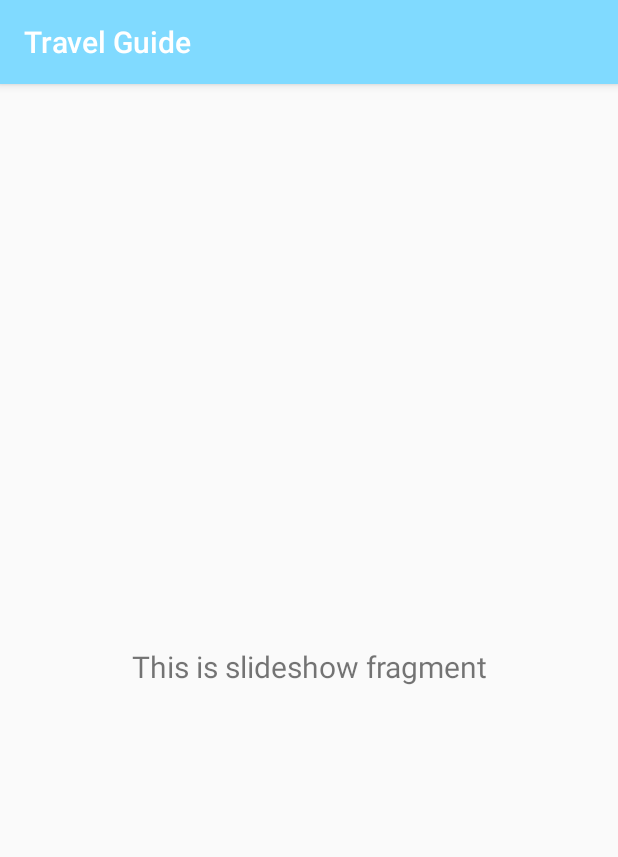
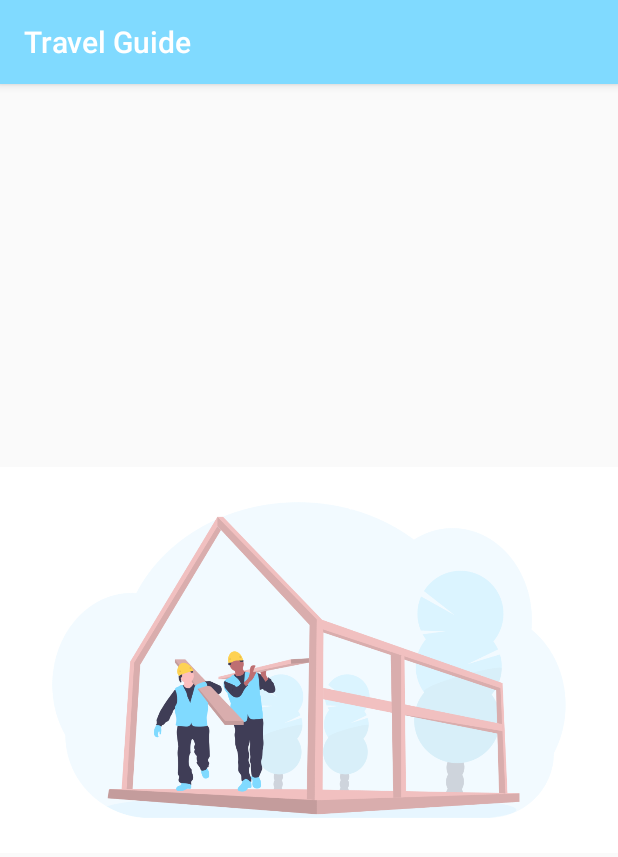
Before and after one commit to AdrianMargineanu/TravelGuide, an Android app: the fragment ContactFragment shown on its own in the app's theme, on a phone screen of 412 x 824 dp. Shown: the top 857 px of the screen. Run offline under Robolectric (Android 15) with nearby library versions, the phone set to English and light mode, and no system bars.

Commit message:
Final demo

```diff
--- a/app/src/main/AndroidManifest.xml
+++ b/app/src/main/AndroidManifest.xml
@@ -14,7 +14,6 @@
         android:theme="@style/AppTheme">
         <activity android:name=".ui.home.weather.ReadOnlyActivity"></activity>
         <activity android:name=".ui.home.NewTripActivity" />
-        <activity android:name=".ui.share.ShareActivity" />
         <activity
             android:name=".NavigationActivity"
             android:label="@string/title_activity_navigation"
--- a/app/src/main/java/com/trres/travelguide/ui/contact/ContactFragment.java
+++ b/app/src/main/java/com/trres/travelguide/ui/contact/ContactFragment.java
@@ -16,20 +16,12 @@ import com.trres.travelguide.R;
 
 public class ContactFragment extends Fragment {
 
-    private ContactViewModel contactViewModel;
+
 
     public View onCreateView(@NonNull LayoutInflater inflater,
                              ViewGroup container, Bundle savedInstanceState) {
-        contactViewModel =
-                ViewModelProviders.of(this).get(ContactViewModel.class);
+
         View root = inflater.inflate(R.layout.fragment_contact, container, false);
-        final TextView textView = root.findViewById(R.id.text_slideshow);
-        contactViewModel.getText().observe(getViewLifecycleOwner(), new Observer<String>() {
-            @Override
-            public void onChanged(@Nullable String s) {
-                textView.setText(s);
-            }
-        });
         return root;
     }
 }
--- a/app/src/main/java/com/trres/travelguide/ui/contact/ContactViewModel.java
+++ /dev/null
@@ -1,19 +0,0 @@
-package com.trres.travelguide.ui.contact;
-
-import androidx.lifecycle.LiveData;
-import androidx.lifecycle.MutableLiveData;
-import androidx.lifecycle.ViewModel;
-
-public class ContactViewModel extends ViewModel {
-
-    private MutableLiveData<String> mText;
-
-    public ContactViewModel() {
-        mText = new MutableLiveData<>();
-        mText.setValue("This is slideshow fragment");
-    }
-
-    public LiveData<String> getText() {
-        return mText;
-    }
-}
--- a/app/src/main/res/layout/activity_login.xml
+++ b/app/src/main/res/layout/activity_login.xml
@@ -25,7 +25,7 @@
             android:layout_height="wrap_content"
             android:layout_gravity="center"
             android:layout_weight="1"
-            android:ems="10"
+            android:ems="15"
             android:hint="@string/email"
             android:inputType="textEmailAddress" />
 
@@ -92,7 +92,7 @@
             android:layout_height="wrap_content"
             android:layout_gravity="center"
             android:layout_weight="1"
-            android:ems="10"
+            android:ems="15"
             android:hint="@string/password"
             android:inputType="textPassword" />
     </com.google.android.material.textfield.TextInputLayout>
--- a/app/src/main/res/layout/fragment_contact.xml
+++ b/app/src/main/res/layout/fragment_contact.xml
@@ -6,15 +6,11 @@
     android:layout_height="match_parent"
     tools:context=".ui.contact.ContactFragment">
 
-    <TextView
-        android:id="@+id/text_slideshow"
-        android:layout_width="match_parent"
+    <ImageView
+        android:id="@+id/imageView3"
+        android:layout_width="wrap_content"
         android:layout_height="wrap_content"
-        android:layout_marginStart="8dp"
-        android:layout_marginTop="8dp"
-        android:layout_marginEnd="8dp"
-        android:textAlignment="center"
-        android:textSize="20sp"
+        android:src="@drawable/undraw_under_construction_46pa"
         app:layout_constraintBottom_toBottomOf="parent"
         app:layout_constraintEnd_toEndOf="parent"
         app:layout_constraintStart_toStartOf="parent"
--- a/app/src/main/res/menu/activity_navigation_drawer.xml
+++ b/app/src/main/res/menu/activity_navigation_drawer.xml
@@ -8,8 +8,7 @@
             android:id="@+id/nav_home"
             android:icon="@drawable/baseline_home_black_18dp"
             android:title="@string/menu_home" />
-        <!--TODO: Schimba icons-->
-        <!--TODO: redenumeste xml respective-->
+
         <item
             android:id="@+id/nav_about_us"
             android:icon="@drawable/outline_info_black_18dp"
```
Also changed, not shown: app/src/main/java/com/trres/travelguide/ui/aboutus/AboutUsFragment.java (+2 -10 lines), app/src/main/java/com/trres/travelguide/ui/aboutus/AboutUsViewModel.java (deleted, +0 -19 lines), app/src/main/java/com/trres/travelguide/ui/home/HomeViewModel.java (deleted, +0 -19 lines), app/src/main/java/com/trres/travelguide/ui/home/NewTripActivity.java (+5 -5 lines), app/src/main/java/com/trres/travelguide/ui/share/ShareActivity.java (deleted, +0 -21 lines), app/src/main/java/com/trres/travelguide/ui/share/ShareFragment.java (+0 -12 lines), app/src/main/java/com/trres/travelguide/ui/share/ShareViewModel.java (deleted, +0 -7 lines), app/src/main/res/layout/app_bar_navigation.xml (+0 -8 lines), app/src/main/res/layout/fragment_about_us.xml (+4 -8 lines), app/src/main/res/layout/share_activity.xml (deleted, +0 -7 lines), app/src/main/res/layout/share_fragment.xml (+3 -4 lines), app/src/main/res/navigation/mobile_navigation.xml (+15 -4 lines), app/src/main/res/drawable-v24/undraw_under_construction_46pa.png (added).
